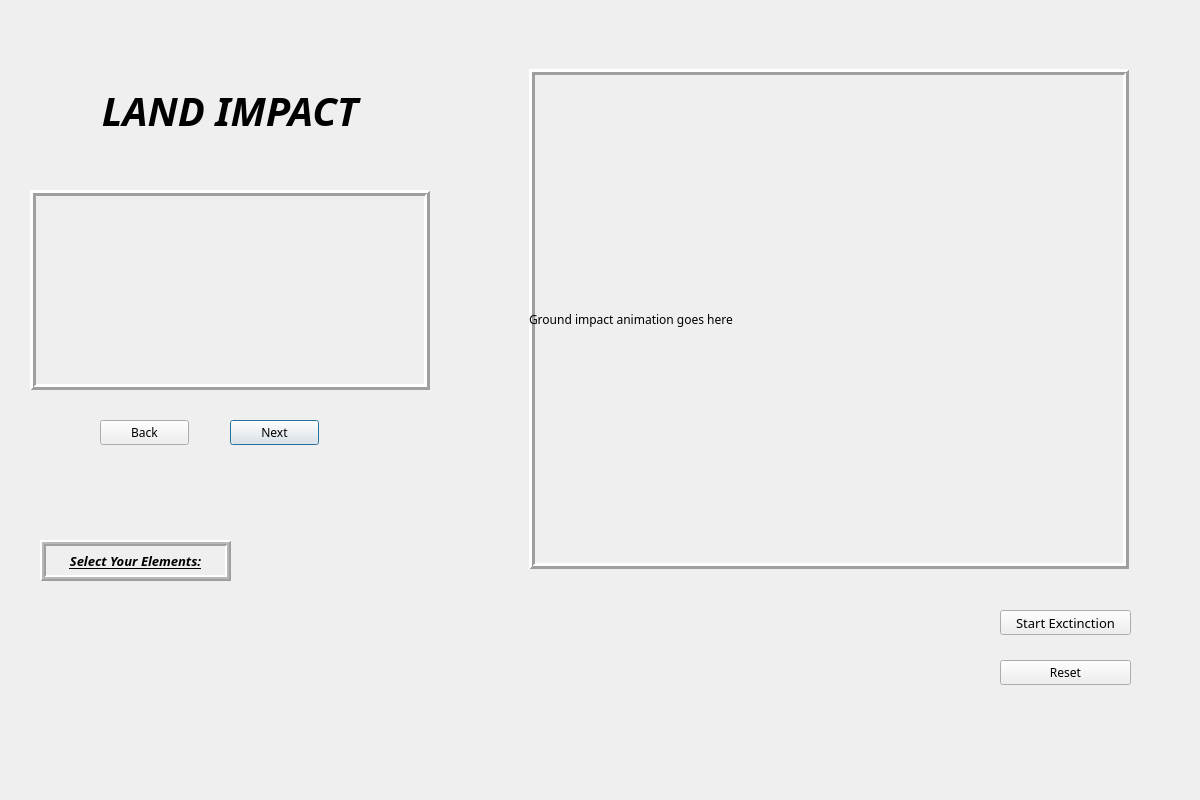
The window that meteorslide2.ui (robertche54/a8-an-educational-app-f18) describes before a commit, drawn with Qt 5.
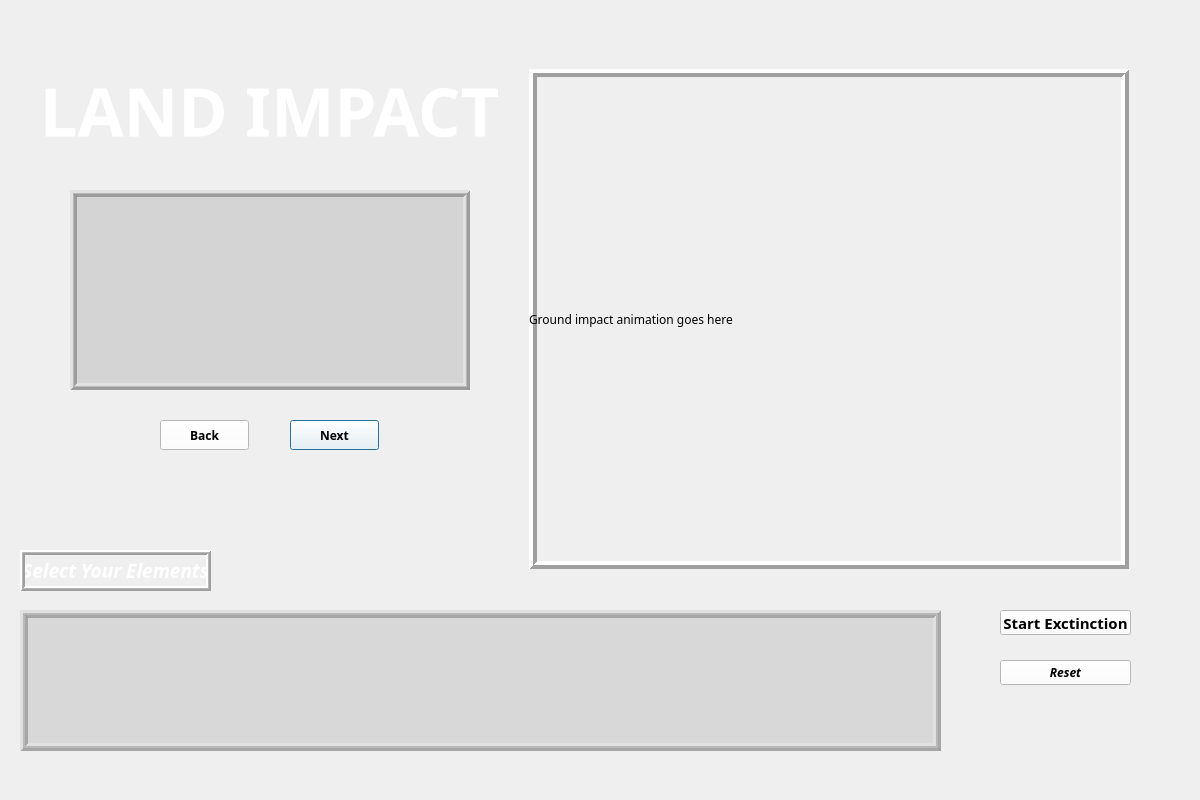
The same window after the commit. Icons and pictures are not drawn.

Diff of the .ui file:
```diff
--- a/meteorslide2.ui
+++ b/meteorslide2.ui
@@ -25,20 +25,31 @@
   <property name="windowTitle">
    <string>Ground Impact</string>
   </property>
+  <property name="styleSheet">
+   <string notr="true">#MeteorSlide2{
+background-image:url(:/items/landDinos/Earth.jpg);
+color: white;
+}</string>
+  </property>
   <widget class="QPushButton" name="NextButton">
    <property name="geometry">
     <rect>
-     <x>230</x>
+     <x>290</x>
      <y>420</y>
      <width>89</width>
-     <height>25</height>
+     <height>30</height>
     </rect>
    </property>
    <property name="font">
     <font>
-     <family>Purisa</family>
+     <family>Norasi</family>
+     <weight>75</weight>
+     <bold>true</bold>
     </font>
    </property>
+   <property name="styleSheet">
+    <string notr="true">background-color:white; color: black;</string>
+   </property>
    <property name="text">
     <string>Next</string>
    </property>
@@ -46,7 +57,7 @@
   <widget class="QLabel" name="TextLabel">
    <property name="geometry">
     <rect>
-     <x>30</x>
+     <x>70</x>
      <y>190</y>
      <width>400</width>
      <height>200</height>
@@ -58,6 +69,16 @@
      <height>200</height>
     </size>
    </property>
+   <property name="font">
+    <font>
+     <family>Norasi</family>
+     <weight>75</weight>
+     <bold>true</bold>
+    </font>
+   </property>
+   <property name="styleSheet">
+    <string notr="true">background-color:rgba(200,200,200,0.7) ;color: black;</string>
+   </property>
    <property name="frameShape">
     <enum>QFrame::Box</enum>
    </property>
@@ -67,6 +88,9 @@
    <property name="lineWidth">
     <number>3</number>
    </property>
+   <property name="midLineWidth">
+    <number>1</number>
+   </property>
    <property name="text">
     <string/>
    </property>
@@ -99,17 +123,22 @@
   <widget class="QPushButton" name="BackButton">
    <property name="geometry">
     <rect>
-     <x>100</x>
+     <x>160</x>
      <y>420</y>
      <width>89</width>
-     <height>25</height>
+     <height>30</height>
     </rect>
    </property>
    <property name="font">
     <font>
-     <family>Purisa</family>
+     <family>Norasi</family>
+     <weight>75</weight>
+     <bold>true</bold>
     </font>
    </property>
+   <property name="styleSheet">
+    <string notr="true">background-color:white; color: black;</string>
+   </property>
    <property name="text">
     <string>Back</string>
    </property>
@@ -130,7 +159,7 @@
     <enum>QFrame::Raised</enum>
    </property>
    <property name="lineWidth">
-    <number>3</number>
+    <number>4</number>
    </property>
    <property name="text">
     <string/>
@@ -150,10 +179,15 @@
    </property>
    <property name="font">
     <font>
-     <family>Purisa</family>
-     <pointsize>10</pointsize>
+     <family>Norasi</family>
+     <pointsize>11</pointsize>
+     <weight>75</weight>
+     <bold>true</bold>
     </font>
    </property>
+   <property name="styleSheet">
+    <string notr="true">background-color:white; color: black;</string>
+   </property>
    <property name="text">
     <string>Start Exctinction</string>
    </property>
@@ -169,9 +203,15 @@
    </property>
    <property name="font">
     <font>
-     <family>Purisa</family>
+     <family>Norasi</family>
+     <weight>75</weight>
+     <italic>true</italic>
+     <bold>true</bold>
     </font>
    </property>
+   <property name="styleSheet">
+    <string notr="true">background-color:white; color: black;</string>
+   </property>
    <property name="text">
     <string>Reset</string>
    </property>
@@ -333,22 +373,25 @@
   <widget class="QLabel" name="dinoSelection">
    <property name="geometry">
     <rect>
-     <x>40</x>
-     <y>540</y>
+     <x>20</x>
+     <y>550</y>
      <width>191</width>
      <height>41</height>
     </rect>
    </property>
    <property name="font">
     <font>
-     <family>Purisa</family>
-     <pointsize>10</pointsize>
+     <family>Norasi</family>
+     <pointsize>14</pointsize>
      <weight>75</weight>
      <italic>true</italic>
      <bold>true</bold>
-     <underline>true</underline>
+     <underline>false</underline>
     </font>
    </property>
+   <property name="styleSheet">
+    <string notr="true">color:white;</string>
+   </property>
    <property name="frameShape">
     <enum>QFrame::Box</enum>
    </property>
@@ -359,10 +402,10 @@
     <number>2</number>
    </property>
    <property name="midLineWidth">
-    <number>2</number>
+    <number>1</number>
    </property>
    <property name="text">
-    <string>Select Your Elements:</string>
+    <string>Select Your Elements</string>
    </property>
    <property name="alignment">
     <set>Qt::AlignCenter</set>
@@ -371,10 +414,10 @@
   <widget class="QLabel" name="titleLabel">
    <property name="geometry">
     <rect>
-     <x>30</x>
-     <y>60</y>
-     <width>400</width>
-     <height>101</height>
+     <x>29</x>
+     <y>40</y>
+     <width>481</width>
+     <height>141</height>
     </rect>
    </property>
    <property name="minimumSize">
@@ -385,14 +428,17 @@
    </property>
    <property name="font">
     <font>
-     <family>Purisa</family>
-     <pointsize>30</pointsize>
+     <family>Norasi</family>
+     <pointsize>50</pointsize>
      <weight>75</weight>
-     <italic>true</italic>
+     <italic>false</italic>
      <bold>true</bold>
      <underline>false</underline>
     </font>
    </property>
+   <property name="styleSheet">
+    <string notr="true">color:white;</string>
+   </property>
    <property name="frameShape">
     <enum>QFrame::NoFrame</enum>
    </property>
@@ -406,6 +452,38 @@
     <bool>true</bool>
    </property>
   </widget>
+  <widget class="QLabel" name="selectDinoLabel">
+   <property name="geometry">
+    <rect>
+     <x>20</x>
+     <y>610</y>
+     <width>921</width>
+     <height>141</height>
+    </rect>
+   </property>
+   <property name="autoFillBackground">
+    <bool>false</bool>
+   </property>
+   <property name="styleSheet">
+    <string notr="true">background-color:rgba(200,200,200,0.6)</string>
+   </property>
+   <property name="frameShape">
+    <enum>QFrame::Box</enum>
+   </property>
+   <property name="frameShadow">
+    <enum>QFrame::Raised</enum>
+   </property>
+   <property name="lineWidth">
+    <number>3</number>
+   </property>
+   <property name="midLineWidth">
+    <number>2</number>
+   </property>
+   <property name="text">
+    <string/>
+   </property>
+  </widget>
+  <zorder>selectDinoLabel</zorder>
   <zorder>backLabel</zorder>
   <zorder>NextButton</zorder>
   <zorder>TextLabel</zorder>
```
